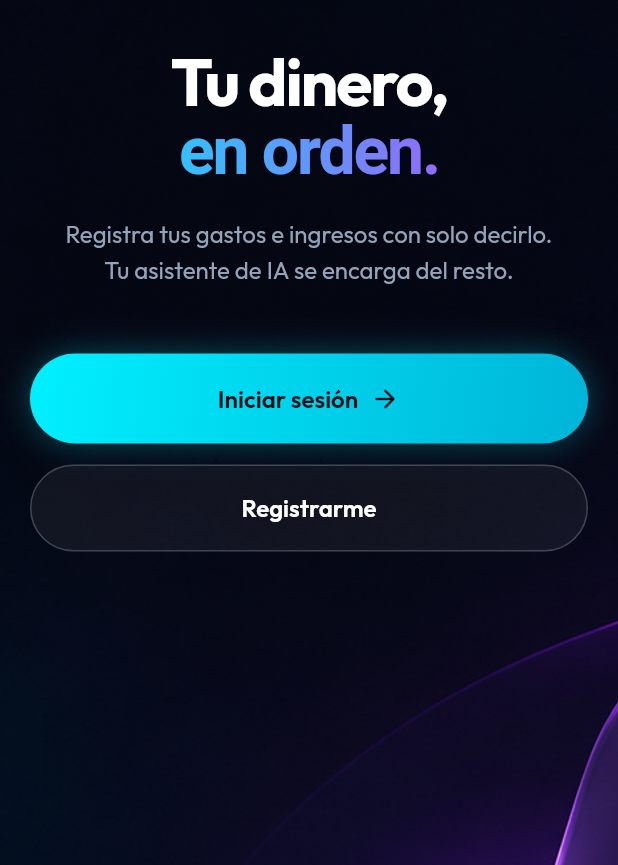
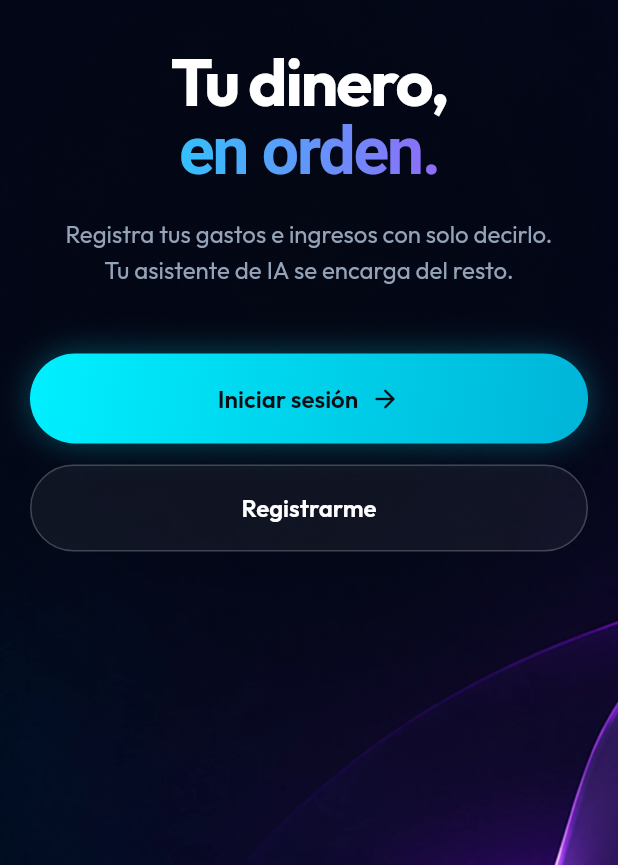
Before and after one commit to xDaSerr/NeroMoneyApp, a Flutter app: the screen it shows after launch, on a phone screen of 412 x 824 dp, the part 371-1236 px from its top. Run offline on Flutter 3.47's test engine with Material 3 defaults, Android fonts, the phone set to English and light mode, and no system bars; drawn by our look-alikes of flutter_animate; our stand-ins replace cloud_firestore, cloud_functions, firebase_auth, firebase_core, flutter_local_notifications, flutter_riverpod and 9 more; accounts and stored records are empty.

Commit message:
Fondo de acceso en 4K (WebP, 153 KB) decodificado al tamaño de la pantalla
Co-Authored-By: Claude Opus 5.5 <noreply@anthropic.com>

```diff
--- a/neromoney_app/lib/features/auth/widgets/fondo_acceso.dart
+++ b/neromoney_app/lib/features/auth/widgets/fondo_acceso.dart
@@ -9,7 +9,28 @@ import '../../../core/theme/app_colors.dart';
 class FondoAcceso extends StatefulWidget {
   const FondoAcceso({super.key});
 
-  static const ruta = 'assets/img/fondo_auth.jpg';
+  // 3840×2160 en WebP (pesa menos que la versión anterior en JPG de 1672 px).
+  static const ruta = 'assets/img/fondo_auth.webp';
+  static const _anchoOriginal = 3840;
+
+  /// Ancho al que conviene decodificar la imagen para cubrir esta pantalla.
+  /// Decodificar el 4K completo en un teléfono gastaría ~33 MB de memoria
+  /// para nada; se redondea a múltiplos de 512 para no volver a decodificar
+  /// con cada pixel que cambie el tamaño de la ventana.
+  static int anchoDecodificado(BuildContext context) {
+    final size = MediaQuery.sizeOf(context);
+    final dpr = MediaQuery.devicePixelRatioOf(context);
+    // Con BoxFit.cover, una pantalla vertical obliga a cubrir el alto: el
+    // ancho necesario sale de la proporción 16:9 de la imagen.
+    final necesario =
+        (size.width > size.height * 16 / 9
+            ? size.width
+            : size.height * 16 / 9) *
+        dpr *
+        1.03; // el zoom lento agranda hasta 3%
+    final redondeado = ((necesario / 512).ceil() * 512);
+    return redondeado.clamp(512, _anchoOriginal);
+  }
 
   @override
   State<FondoAcceso> createState() => _FondoAccesoState();
@@ -55,8 +76,9 @@ class _FondoAccesoState extends State<FondoAcceso>
           child: Image.asset(
             FondoAcceso.ruta,
             fit: BoxFit.cover,
-            // En pantallas más grandes que la imagen hay que agrandarla; el
-            // filtro "high" (bicúbico) la deja más nítida que el de por
+            cacheWidth: FondoAcceso.anchoDecodificado(context),
+            // Al reducir/agrandar la imagen al tamaño exacto de la pantalla,
+            // el filtro "high" (bicúbico) la deja más nítida que el de por
             // defecto.
             filterQuality: FilterQuality.high,
             // Aparece con un fundido en vez de "saltar" cuando termina de
--- a/neromoney_app/lib/main.dart
+++ b/neromoney_app/lib/main.dart
@@ -87,6 +87,7 @@ class NeroMoneyApp extends StatelessWidget {
         Image.asset(
           FondoAcceso.ruta,
           fit: BoxFit.cover,
+          cacheWidth: FondoAcceso.anchoDecodificado(context),
           opacity: AlwaysStoppedAnimation(columna ? 0.45 : 0),
         ),
         Center(
--- a/neromoney_app/pubspec.yaml
+++ b/neromoney_app/pubspec.yaml
@@ -86,7 +86,7 @@ flutter:
   # AsistenteAvatar).
   assets:
     - assets/icon/icon_full.png
-    - assets/img/fondo_auth.jpg
+    - assets/img/fondo_auth.webp
     - assets/fonts/
 
   # An image asset can refer to one or more resolution-specific "variants", see
```
Also changed, not shown: neromoney_app/assets/img/fondo_auth.jpg (deleted), neromoney_app/assets/img/fondo_auth.webp (added), 1 other file.
